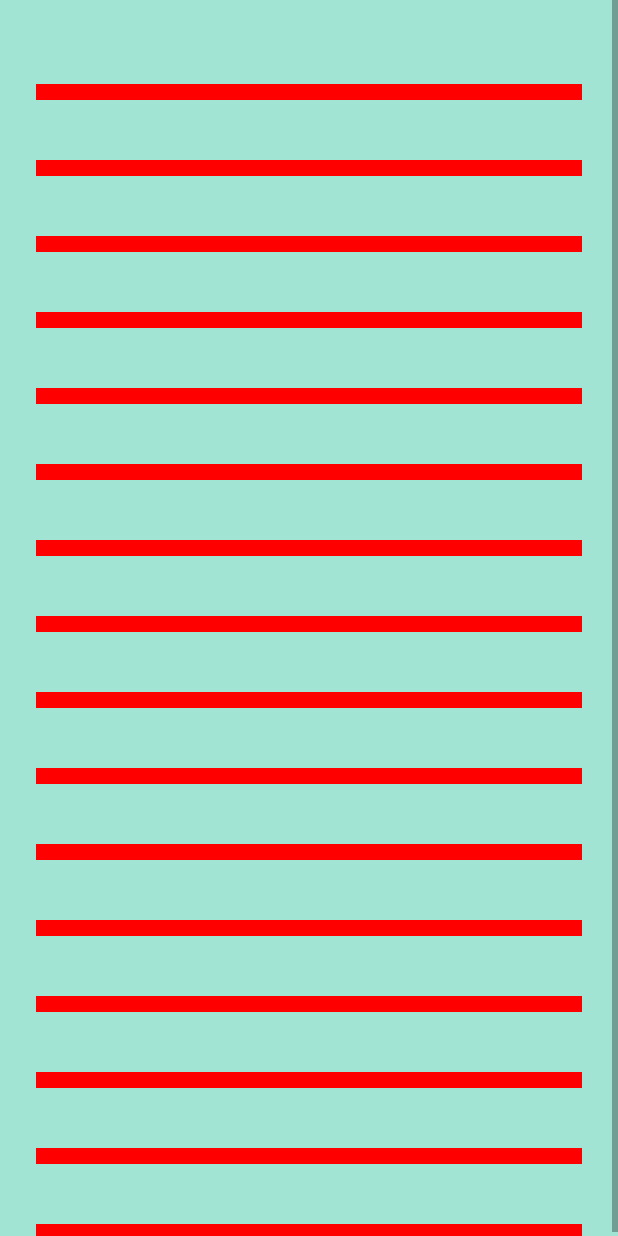
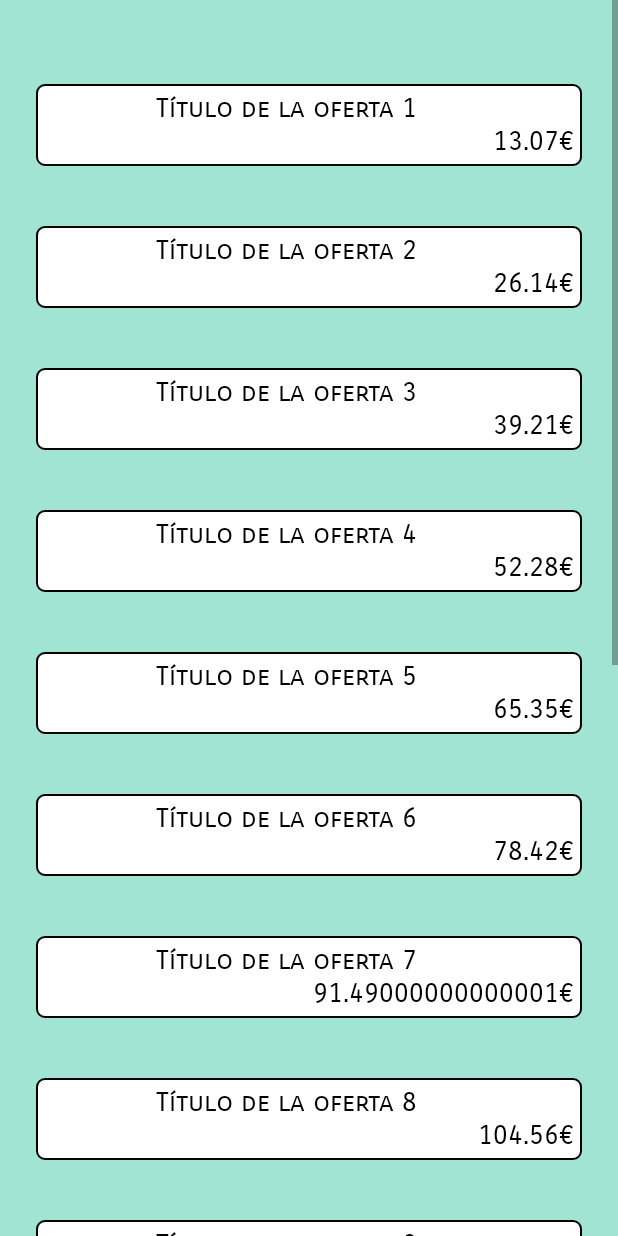
Before and after one commit to todeit02/GarageSale, an Android app: the OfferListActivity screen opened directly, with no data from a screen before it, on a phone screen of 412 x 824 dp. Run offline under Robolectric (Android 15) with nearby library versions, the light colour scheme and no system bars.

Commit message:
He enmendado problemas con el layout de la lista de ofertas.

```diff
--- a/PruebaFrame/app/src/main/java/com/example/mariaventura/pruebaframe/Activity/OfferListActivity.java
+++ b/PruebaFrame/app/src/main/java/com/example/mariaventura/pruebaframe/Activity/OfferListActivity.java
@@ -32,12 +32,6 @@ public class OfferListActivity extends Activity {
             View inflatedPost = linearLayoutInflater.inflate(R.layout.offer_list_item, null);
             inflatedPost.setId(R.layout.offer_list_item + i + 1);
 
-            LinearLayout.LayoutParams layoutParams;
-            layoutParams = new LinearLayout.LayoutParams(LinearLayout.LayoutParams.MATCH_PARENT, LinearLayout.LayoutParams.WRAP_CONTENT);
-            inflatedPost.setLayoutParams(layoutParams);
-
-            inflatedPost.setBackgroundColor(Color.RED);
-
             TextView inflatedPostOfferItemTitle = inflatedPost.findViewById(R.id.tv_offer_item_title);
             inflatedPostOfferItemTitle.setId(R.id.tv_offer_item_title + i + 1);
 
@@ -48,8 +42,7 @@ public class OfferListActivity extends Activity {
             inflatedPostOfferItemPrice.setId(R.id.tv_offer_item_price + i + 10001);
 
             inflatedPostOfferItemTitle.setText("Título de la oferta " + (i + 1));
-            inflatedPostOfferItemTexts.setBackgroundColor(Color.YELLOW);
-            inflatedPostOfferItemPrice.setText("" + (13.07 * (i + 1)) + "@string/currency");
+            inflatedPostOfferItemPrice.setText("" + (13.07 * (i + 1)) + getString(R.string.currency));
 
             linearLayout.addView(inflatedPost);
         }
--- /dev/null
+++ b/PruebaFrame/app/src/main/res/drawable/border.xml
@@ -0,0 +1,18 @@
+<?xml version="1.0" encoding="utf-8"?>
+<shape xmlns:android="http://schemas.android.com/apk/res/android"
+    android:shape="rectangle">
+
+    <solid
+        android:color="@color/white">
+    </solid>
+
+    <stroke
+        android:width="1dp"
+        android:color="@color/black">
+    </stroke>
+
+    <corners
+        android:radius="5dp">
+    </corners>
+
+</shape>
--- a/PruebaFrame/app/src/main/res/layout/offer_list_item.xml
+++ b/PruebaFrame/app/src/main/res/layout/offer_list_item.xml
@@ -3,12 +3,12 @@
     xmlns:tools="http://schemas.android.com/tools"
     android:id="@+id/ll_offer_list_item_main"
     android:layout_width="match_parent"
-    android:layout_height="match_parent"
+    android:layout_height="wrap_content"
     android:layout_marginBottom="2.5dp"
     android:layout_marginLeft="5dp"
     android:layout_marginRight="5dp"
     android:layout_marginTop="2.5dp"
-    android:background="@color/myAqua"
+    android:background="@drawable/border"
     android:orientation="horizontal"
     android:padding="5dp">
 
@@ -23,7 +23,7 @@
     <LinearLayout
         android:id="@+id/ll_offer_item_texts"
         android:layout_width="wrap_content"
-        android:layout_height="match_parent"
+        android:layout_height="wrap_content"
         android:layout_marginLeft="2.5dp"
         android:layout_weight="1.8"
         android:orientation="vertical">
@@ -33,8 +33,8 @@
             android:layout_width="match_parent"
             android:layout_height="wrap_content"
             android:fontFamily="sans-serif-smallcaps"
-            android:text="bla1"
-            android:textAlignment="viewStart"
+            android:text="TitleText"
+            android:textAlignment="textStart"
             android:textAllCaps="false"
             android:textColor="@color/black"
             android:textSize="18sp" />
@@ -44,7 +44,8 @@
             android:layout_width="match_parent"
             android:layout_height="wrap_content"
             android:fontFamily="sans-serif-smallcaps"
-            android:text="bla2"
+            android:text="PriceText"
+            android:textAlignment="textEnd"
             android:textAllCaps="false"
             android:textColor="@color/black"
             android:textSize="18sp" />
--- a/PruebaFrame/app/src/main/res/values/colors.xml
+++ b/PruebaFrame/app/src/main/res/values/colors.xml
@@ -20,5 +20,4 @@
     <color name="base">#aaaaaa</color>
     <color name="iron">#CCCCCC</color>
     <color name="white">#FFFFFF</color>
-
 </resources>
```
